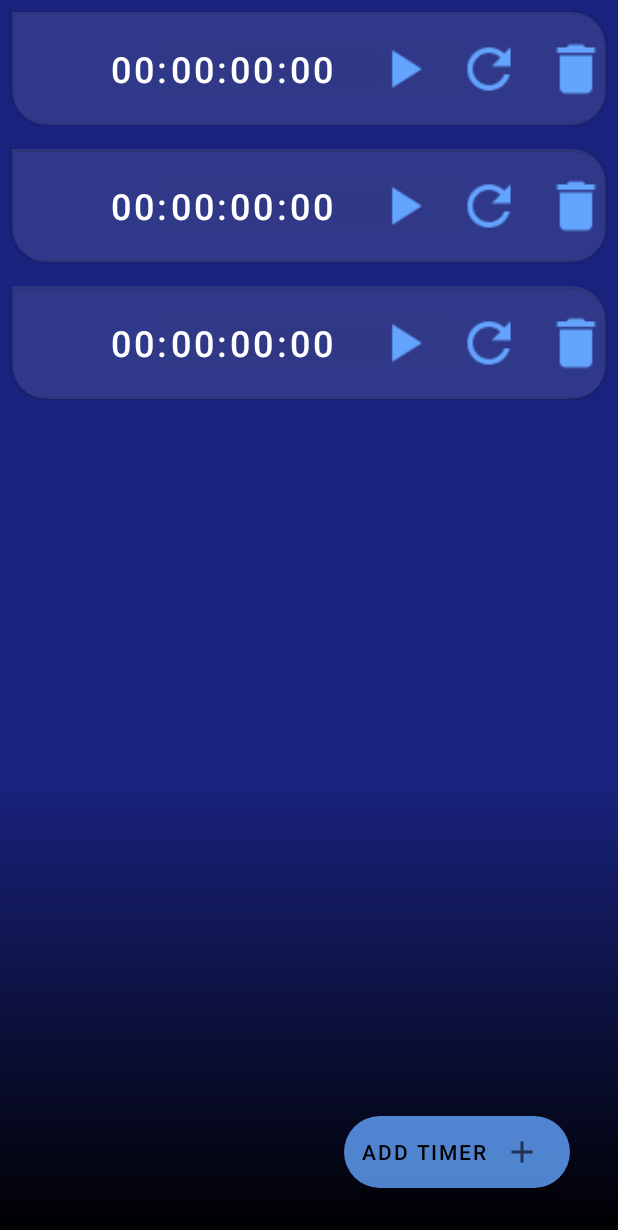
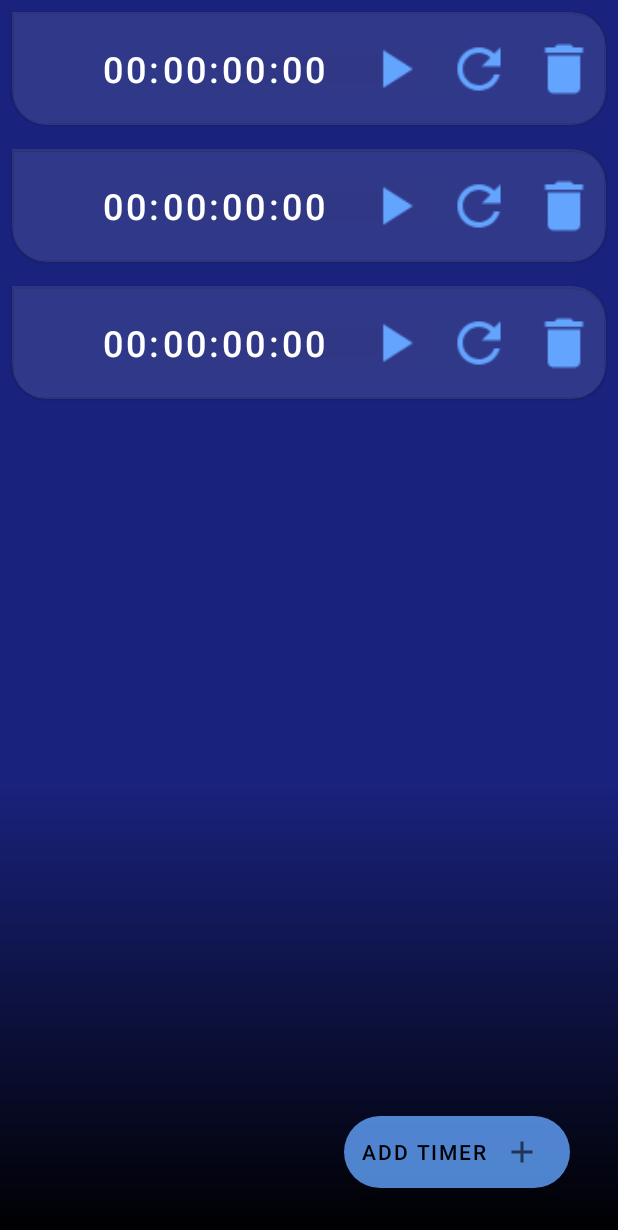
Before and after one commit to ShabanovBoris/Pomodoro, an Android app: the layout dashboard_fragment.xml on its own in the app's theme, with its tools: preview values and no code run, on a phone screen of 412 x 824 dp. Shown: the top 1230 px of the screen. Run offline under Robolectric (Android 15) with nearby library versions, the phone set to English and light mode, and no system bars.

Commit message:
update ui

```diff
--- a/app/src/main/res/drawable/going_point.xml
+++ b/app/src/main/res/drawable/going_point.xml
@@ -3,6 +3,6 @@
     android:shape="oval">
 
     <solid android:color="?attr/colorSecondaryVariant"/>
-    <size android:height="8dp" android:width="8dp"/>
+    <size android:height="4dp" android:width="4dp"/>
 
 </shape>
--- a/app/src/main/res/drawable/image_button_ripple.xml
+++ b/app/src/main/res/drawable/image_button_ripple.xml
@@ -1,3 +1,5 @@
 <?xml version="1.0" encoding="utf-8"?>
-<ripple xmlns:android="http://schemas.android.com/apk/res/android"
-    android:color="?attr/colorSecondary" />
+
+<ripple android:color="?attr/colorSecondary"
+    xmlns:android="http://schemas.android.com/apk/res/android">
+</ripple>
--- a/app/src/main/res/layout/recycler_timer_item.xml
+++ b/app/src/main/res/layout/recycler_timer_item.xml
@@ -12,6 +12,7 @@
         android:layout_width="match_parent"
         android:layout_height="match_parent"
         android:paddingHorizontal="@dimen/main_item_margin"
+        android:layout_marginHorizontal="@dimen/main_item_margin"
         android:clipToPadding="false">
 
         <androidx.appcompat.widget.AppCompatImageButton
@@ -22,7 +23,8 @@
             app:layout_constraintBottom_toBottomOf="parent"
             app:layout_constraintEnd_toStartOf="@id/ib_cancel"
             app:layout_constraintStart_toEndOf="@id/tv_timer"
-            app:layout_constraintTop_toTopOf="parent" />
+            app:layout_constraintTop_toTopOf="parent"
+            />
 
         <androidx.appcompat.widget.AppCompatImageButton
             android:id="@+id/ib_cancel"
@@ -32,7 +34,8 @@
             app:layout_constraintBottom_toBottomOf="parent"
             app:layout_constraintEnd_toStartOf="@id/ib_delete_button"
             app:layout_constraintStart_toEndOf="@id/ib_start"
-            app:layout_constraintTop_toTopOf="parent" />
+            app:layout_constraintTop_toTopOf="parent"
+            />
 
         <androidx.appcompat.widget.AppCompatImageButton
             android:id="@+id/ib_delete_button"
@@ -48,8 +51,8 @@
 
         <androidx.appcompat.widget.AppCompatImageView
             android:id="@+id/iv_animated_point"
-            android:layout_width="24dp"
-            android:layout_height="24dp"
+            android:layout_width="12dp"
+            android:layout_height="12dp"
             android:background="@drawable/blink_animation"
             app:layout_constraintBottom_toBottomOf="parent"
             app:layout_constraintEnd_toStartOf="@id/tv_timer"
--- a/app/src/main/res/values/shape.xml
+++ b/app/src/main/res/values/shape.xml
@@ -8,7 +8,6 @@
     </style>
 
     <style name="ShapeAppearanceOverlay.Pomodoro.SmallComponent" parent="ShapeAppearance.MaterialComponents.SmallComponent">
-
     </style>
 
 
--- a/app/src/main/res/values/styles.xml
+++ b/app/src/main/res/values/styles.xml
@@ -11,8 +11,8 @@
     </style>
 
     <style name="Widget.Pomodoro.ImageButton" parent="Widget.AppCompat.ImageButton">
-        <item name="android:background">@android:color/transparent</item>
-        <item name="android:foreground">@drawable/image_button_ripple</item>
+        <item name="android:background">@drawable/image_button_ripple</item>
+
         <item name="android:clickable">true</item>
         <item name="tint">?attr/colorSecondary</item>
         <item name="android:scaleY">1.8</item>
```
Also changed, not shown: app/src/main/java/com/bosha/pomodoro/StopwatchListener.kt (+4 -3 lines), app/src/main/java/com/bosha/pomodoro/view/DashboardViewModel.kt (+22 -18 lines), app/src/main/java/com/bosha/pomodoro/view/adapter/StopwatchAdapter.kt (+5 -4 lines), app/src/main/java/com/bosha/pomodoro/view/adapter/StopwatchViewHolder.kt (+7 -5 lines), app/src/main/res/drawable/background_ib.xml (added, +8 -0 lines).
